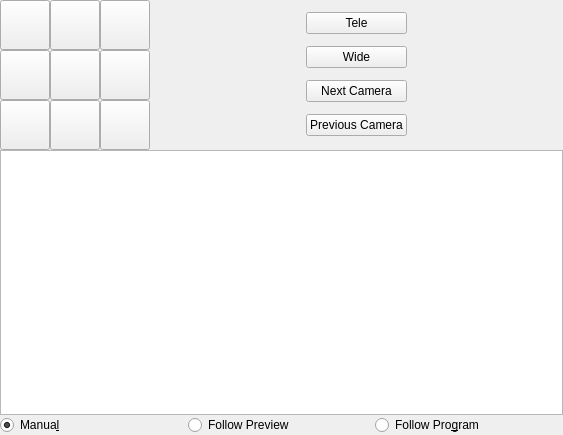
Above: ptz-controls.ui from glikely/obs-ptz before the change. Below: the same form after it.
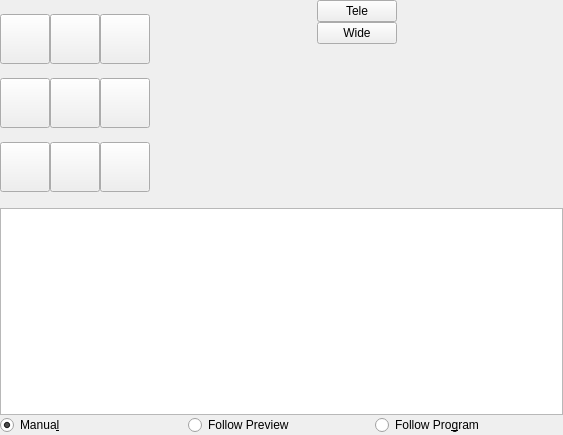
That is the form after the change. Icons and pictures are not drawn.

Commit message:
Remove prev/next camera buttons
Now that the ListView is working, the prev/next camera buttons are
redundant.

```diff
--- a/ptz-controls.ui
+++ b/ptz-controls.ui
@@ -248,18 +248,17 @@
            </widget>
           </item>
           <item>
-           <widget class="QPushButton" name="nextCameraButton">
-            <property name="text">
-             <string>Next Camera</string>
+           <spacer name="verticalSpacer">
+            <property name="orientation">
+             <enum>Qt::Vertical</enum>
             </property>
-           </widget>
-          </item>
-          <item>
-           <widget class="QPushButton" name="prevCameraButton">
-            <property name="text">
-             <string>Previous Camera</string>
+            <property name="sizeHint" stdset="0">
+             <size>
+              <width>20</width>
+              <height>40</height>
+             </size>
             </property>
-           </widget>
+           </spacer>
           </item>
          </layout>
         </item>
```
The commit also changes 2 other files.
